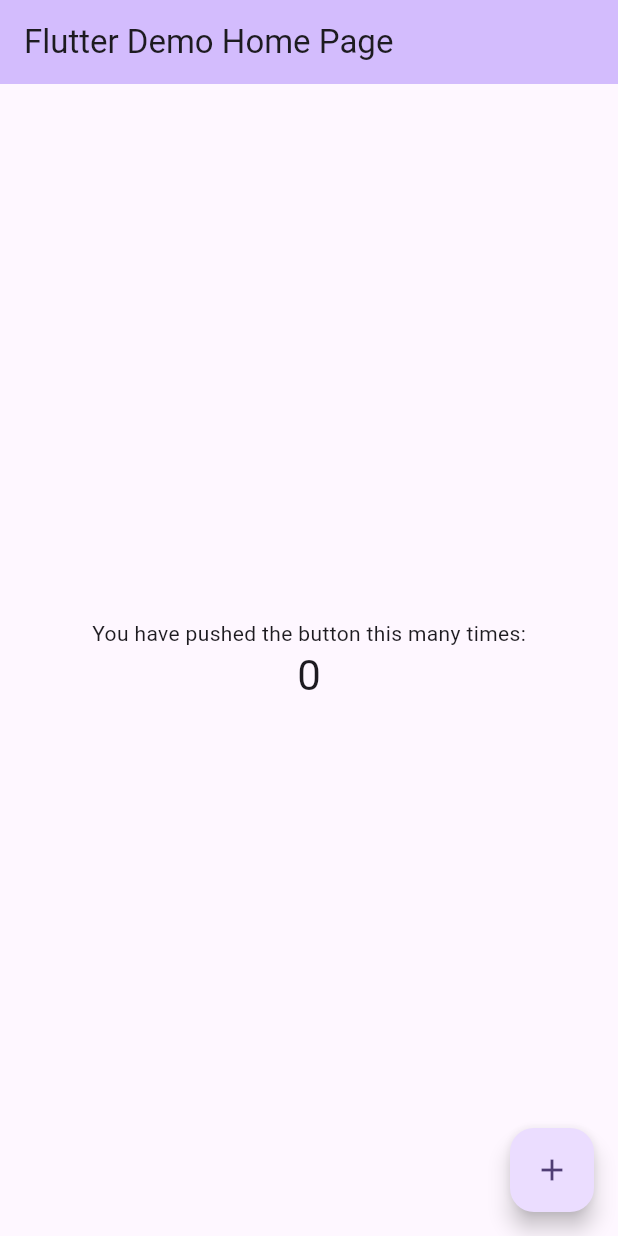
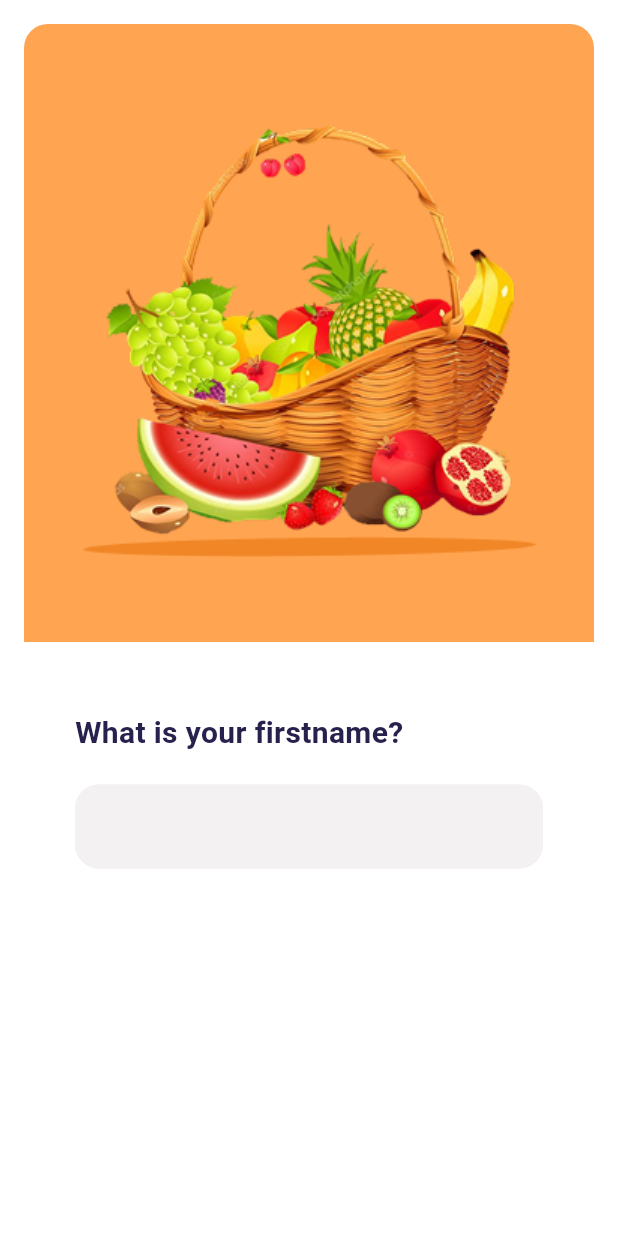
Before and after one commit to Shakirullah25/fruit-hub, a Flutter app: the screen it shows after launch, on a phone screen of 412 x 824 dp. Run offline on Flutter 3.47's test engine with Material 3 defaults, Android fonts, the phone set to English and light mode, and no system bars; our stand-ins replace google_fonts.

Commit message:
Fixes: fixed the textOverflow for images

```diff
--- /dev/null
+++ b/lib/colors.dart
@@ -0,0 +1,11 @@
+import 'package:flutter/material.dart';
+
+class AppColors {
+  static const Color scaffoldColor = Color(0xFFFFFFFF);
+  static const Color primaryColor = Color(0xFFFFA451);
+  static const Color firstNameColor = Color(0xFF27214D);
+  static const Color textFieldColor = Color(0xFFF3F1F1);
+  static const Color hintTxtColor = Color(0xFFC2BDBD);
+  static const Color buttonTxtColor = Color(0xFFFFFFFF);
+  static const Color buttonColor = Color(0xFFFFFFFF);
+}
--- /dev/null
+++ b/lib/home_screen.dart
@@ -0,0 +1,92 @@
+import 'package:flutter/material.dart';
+import 'package:fruit_salad_combo/colors.dart';
+import 'package:fruit_salad_combo/my_strings.dart';
+import 'package:google_fonts/google_fonts.dart';
+
+class HomeScreen extends StatelessWidget {
+  const HomeScreen({super.key});
+
+  @override
+  Widget build(BuildContext context) {
+    final size = MediaQuery.of(context).size;
+
+    final outLineInputBorder = OutlineInputBorder(
+      borderSide: BorderSide(color: AppColors.textFieldColor),
+      borderRadius: BorderRadius.all(Radius.circular(16)),
+    );
+    return Scaffold(
+      backgroundColor: AppColors.scaffoldColor,
+      //appBar: AppBar(backgroundColor: AppColors.primaryColor),
+      body: Column(
+        children: [
+          Padding(
+            padding: const EdgeInsets.all(16),
+            child: ClipRRect(
+              borderRadius: BorderRadius.only(
+                topLeft: Radius.circular(16),
+                topRight: Radius.circular(16),
+              ),
+              child: Container(
+                width: double.infinity,
+                height: size.height * 0.5,
+                color: AppColors.primaryColor,
+                child: Align(
+                  child: Column(
+                    mainAxisAlignment: MainAxisAlignment.center,
+                    children: [
+                      Image.asset(
+                        MyStrings.basketImgPath,
+                        // width: size.width,
+                        // height: size.height,
+                        fit: BoxFit.contain,
+                      ),
+
+                      Image.asset(
+                        MyStrings.shadowImgPath,
+                        // width: size.width,
+                        // height: size.height,
+                        fit: BoxFit.contain,
+                      ),
+                    ],
+                  ),
+                ),
+              ),
+            ),
+          ),
+          Padding(
+            padding: const EdgeInsets.only(top: 30, left: 50, right: 50),
+            child: Align(
+              alignment: Alignment.centerLeft,
+              child: Text(
+                MyStrings.firstName,
+                style: GoogleFonts.darkerGrotesque(
+                  fontSize: 20,
+                  fontWeight: FontWeight.bold,
+                  color: AppColors.firstNameColor,
+                ),
+              ),
+            ),
+          ),
+          Padding(
+            padding: const EdgeInsets.only(top: 20, left: 50, right: 50),
+            child: TextField(
+
+              showCursor: true,
+              decoration: InputDecoration(
+                hintText: "",
+                fillColor: AppColors.textFieldColor,
+                filled: true,
+                contentPadding: const EdgeInsets.symmetric(
+                  vertical: 16,
+                  horizontal: 10,
+                ),
+                enabledBorder: outLineInputBorder,
+                focusedBorder: outLineInputBorder,
+              ),
+            ),
+          ),
+        ],
+      ),
+    );
+  }
+}
--- a/lib/main.dart
+++ b/lib/main.dart
@@ -1,122 +1,23 @@
 import 'package:flutter/material.dart';
+import 'package:fruit_salad_combo/colors.dart';
+import 'package:fruit_salad_combo/home_screen.dart';
 
 void main() {
-  runApp(const MyApp());
+  runApp(MyApp());
 }
 
 class MyApp extends StatelessWidget {
   const MyApp({super.key});
 
-  // This widget is the root of your application.
   @override
   Widget build(BuildContext context) {
     return MaterialApp(
-      title: 'Flutter Demo',
+      debugShowCheckedModeBanner: false,
+      title: "Fruit Salad Combo",
       theme: ThemeData(
-        // This is the theme of your application.
-        //
-        // TRY THIS: Try running your application with "flutter run". You'll see
-        // the application has a purple toolbar. Then, without quitting the app,
-        // try changing the seedColor in the colorScheme below to Colors.green
-        // and then invoke "hot reload" (save your changes or press the "hot
-        // reload" button in a Flutter-supported IDE, or press "r" if you used
-        // the command line to start the app).
-        //
-        // Notice that the counter didn't reset back to zero; the application
-        // state is not lost during the reload. To reset the state, use hot
-        // restart instead.
-        //
-        // This works for code too, not just values: Most code changes can be
-        // tested with just a hot reload.
-        colorScheme: ColorScheme.fromSeed(seedColor: Colors.deepPurple),
+        primaryColor: AppColors.primaryColor,
       ),
-      home: const MyHomePage(title: 'Flutter Demo Home Page'),
+      home: const HomeScreen(),
     );
   }
 }
-
-class MyHomePage extends StatefulWidget {
-  const MyHomePage({super.key, required this.title});
-
-  // This widget is the home page of your application. It is stateful, meaning
-  // that it has a State object (defined below) that contains fields that affect
-  // how it looks.
-
-  // This class is the configuration for the state. It holds the values (in this
-  // case the title) provided by the parent (in this case the App widget) and
-  // used by the build method of the State. Fields in a Widget subclass are
-  // always marked "final".
-
-  final String title;
-
-  @override
-  State<MyHomePage> createState() => _MyHomePageState();
-}
-
-class _MyHomePageState extends State<MyHomePage> {
-  int _counter = 0;
-
-  void _incrementCounter() {
-    setState(() {
-      // This call to setState tells the Flutter framework that something has
-      // changed in this State, which causes it to rerun the build method below
-      // so that the display can reflect the updated values. If we changed
-      // _counter without calling setState(), then the build method would not be
-      // called again, and so nothing would appear to happen.
-      _counter++;
-    });
-  }
-
-  @override
-  Widget build(BuildContext context) {
-    // This method is rerun every time setState is called, for instance as done
-    // by the _incrementCounter method above.
-    //
-    // The Flutter framework has been optimized to make rerunning build methods
-    // fast, so that you can just rebuild anything that needs updating rather
-    // than having to individually change instances of widgets.
-    return Scaffold(
-      appBar: AppBar(
-        // TRY THIS: Try changing the color here to a specific color (to
-        // Colors.amber, perhaps?) and trigger a hot reload to see the AppBar
-        // change color while the other colors stay the same.
-        backgroundColor: Theme.of(context).colorScheme.inversePrimary,
-        // Here we take the value from the MyHomePage object that was created by
-        // the App.build method, and use it to set our appbar title.
-        title: Text(widget.title),
-      ),
-      body: Center(
-        // Center is a layout widget. It takes a single child and positions it
-        // in the middle of the parent.
-        child: Column(
-          // Column is also a layout widget. It takes a list of children and
-          // arranges them vertically. By default, it sizes itself to fit its
-          // children horizontally, and tries to be as tall as its parent.
-          //
-          // Column has various properties to control how it sizes itself and
-          // how it positions its children. Here we use mainAxisAlignment to
-          // center the children vertically; the main axis here is the vertical
-          // axis because Columns are vertical (the cross axis would be
-          // horizontal).
-          //
-          // TRY THIS: Invoke "debug painting" (choose the "Toggle Debug Paint"
-          // action in the IDE, or press "p" in the console), to see the
-          // wireframe for each widget.
-          mainAxisAlignment: MainAxisAlignment.center,
-          children: <Widget>[
-            const Text('You have pushed the button this many times:'),
-            Text(
-              '$_counter',
-              style: Theme.of(context).textTheme.headlineMedium,
-            ),
-          ],
-        ),
-      ),
-      floatingActionButton: FloatingActionButton(
-        onPressed: _incrementCounter,
-        tooltip: 'Increment',
-        child: const Icon(Icons.add),
-      ), // This trailing comma makes auto-formatting nicer for build methods.
-    );
-  }
-}
--- /dev/null
+++ b/lib/my_strings.dart
@@ -0,0 +1,6 @@
+class MyStrings {
+  static const String basketImgPath = "lib/assets/fruit-basket.png";
+  static const String shadowImgPath = "lib/assets/shadow.png";
+  static const String firstName = "What is your firstname?";
+  static const String hintTxt = "Kante";
+}
--- a/pubspec.yaml
+++ b/pubspec.yaml
@@ -34,6 +34,7 @@ dependencies:
   # The following adds the Cupertino Icons font to your application.
   # Use with the CupertinoIcons class for iOS style icons.
   cupertino_icons: ^1.0.8
+  google_fonts: ^6.3.1
 
 dev_dependencies:
   flutter_test:
@@ -58,8 +59,8 @@ flutter:
   uses-material-design: true
 
   # To add assets to your application, add an assets section, like this:
-  # assets:
-  #   - images/a_dot_burr.jpeg
+  assets:
+    - lib/assets/
   #   - images/a_dot_ham.jpeg
 
   # An image asset can refer to one or more resolution-specific "variants", see
```
Also changed, not shown: lib/assets/fruit-basket.png (added), lib/assets/shadow.png (added), pubspec.lock, 1 other file.
